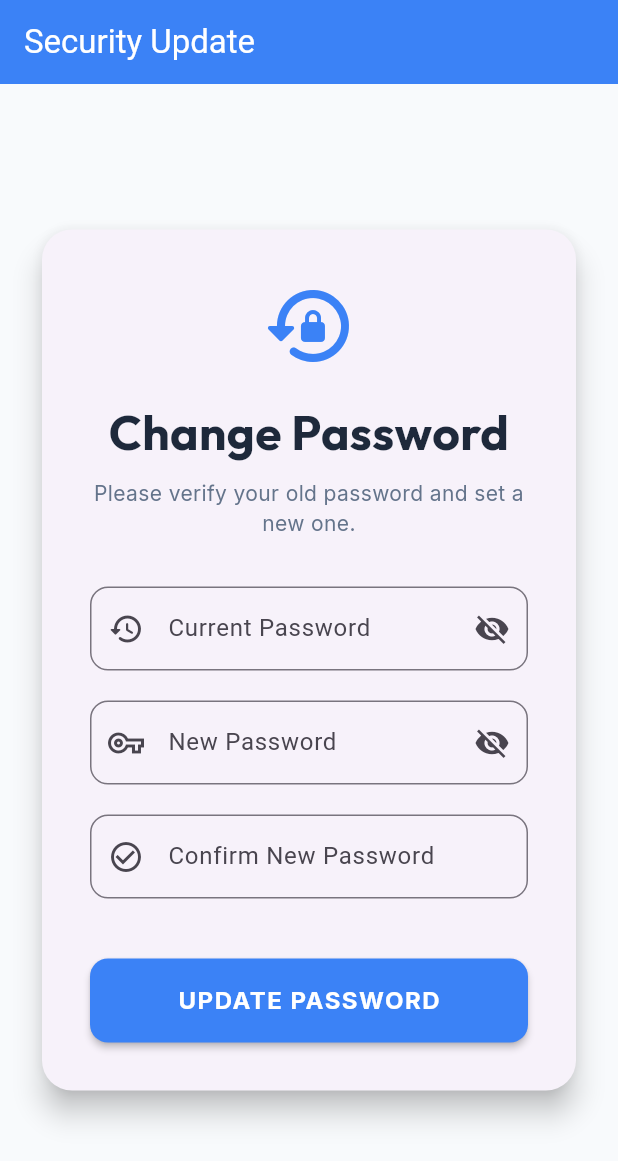
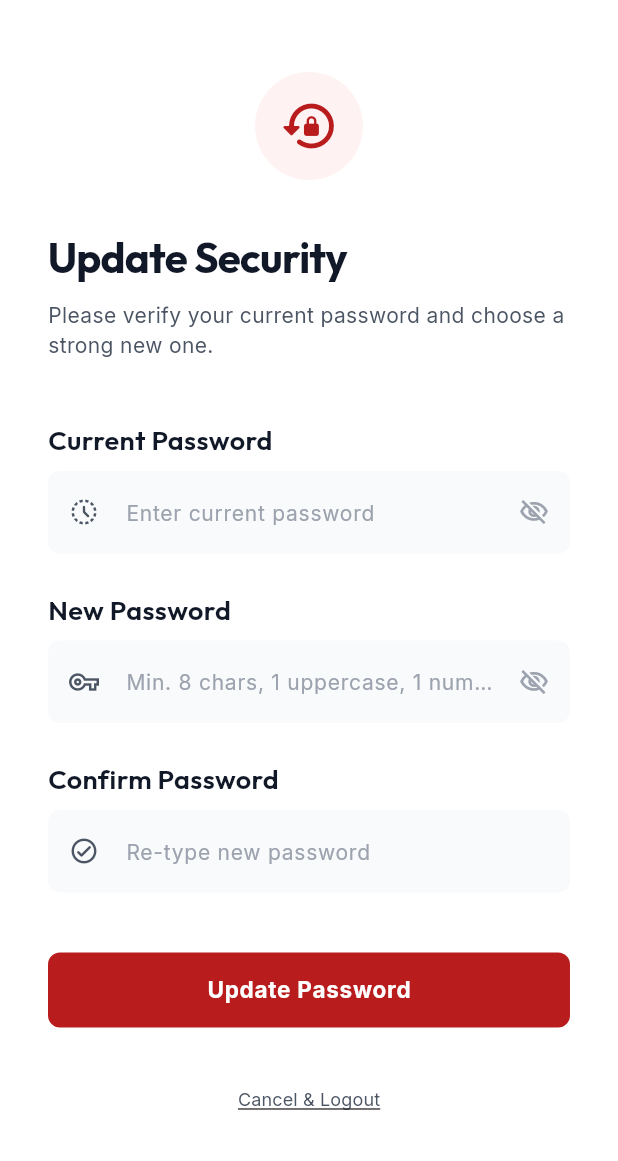
Before and after one commit to credlawn/mebikeapp, a Flutter app: the ChangePasswordScreen screen opened directly, on a phone screen of 412 x 824 dp. Shown: the top 1161 px of the screen. Run offline on Flutter 3.47's test engine with Material 3 defaults, Android fonts, the phone set to English and light mode, and no system bars; our stand-ins replace google_fonts, local_auth, pinput, pocketbase, shared_preferences; missing offline and left inert: local_auth_android; accounts and stored records are empty.

Commit message:
V1.1.6 Theme Updated

```diff
--- a/billing/lib/screens/auth/change_password_screen.dart
+++ b/billing/lib/screens/auth/change_password_screen.dart
@@ -4,7 +4,6 @@ import '../../theme/app_snackbars.dart';
 import '../../theme/colors.dart';
 import '../../theme/buttons.dart';
 import '../../theme/typography.dart';
-import '../../main.dart';
 import '../../login_screen.dart';
 
 class ChangePasswordScreen extends StatefulWidget {
@@ -52,23 +51,18 @@ class _ChangePasswordScreenState extends State<ChangePasswordScreen> {
       });
 
       if (mounted) {
-        AppSnackBars.showSuccess(context, 'Password changed! Please login with your new password.');
-
-        // Clear session and go back to Login
+        AppSnackBars.showSuccess(context, 'Password updated successfully');
         PbService().logout();
-
-        if (mounted) {
-          Navigator.of(context).pushAndRemoveUntil(
-            MaterialPageRoute(builder: (_) => LoginScreen()),
-            (route) => false,
-          );
-        }
+        Navigator.of(context).pushAndRemoveUntil(
+          MaterialPageRoute(builder: (_) => const LoginScreen()),
+          (route) => false,
+        );
       }
     } catch (e) {
       if (mounted) {
-        String errorMessage = e.toString();
-        if (errorMessage.contains('400')) {
-          errorMessage = 'Invalid old password or validation failed.';
+        String errorMessage = 'Failed to update password. Check old password.';
+        if (e.toString().contains('400')) {
+          errorMessage = 'Invalid current password or validation error.';
         }
         AppSnackBars.showError(context, errorMessage);
       }
@@ -80,83 +74,129 @@ class _ChangePasswordScreenState extends State<ChangePasswordScreen> {
   @override
   Widget build(BuildContext context) {
     return Scaffold(
-      backgroundColor: AppColors.background,
-      appBar: AppBar(
-        title: const Text('Security Update'),
-        backgroundColor: AppColors.primary,
-        foregroundColor: Colors.white,
-      ),
-      body: Center(
+      backgroundColor: Colors.white,
+      body: SafeArea(
         child: SingleChildScrollView(
-          padding: const EdgeInsets.all(24.0),
-          child: Card(
-            elevation: 8,
-            shape: RoundedRectangleBorder(borderRadius: BorderRadius.circular(20)),
-            child: Padding(
-              padding: const EdgeInsets.all(32.0),
+          padding: const EdgeInsets.symmetric(horizontal: 32.0, vertical: 48.0),
+          child: Center(
+            child: ConstrainedBox(
+              constraints: const BoxConstraints(maxWidth: 400),
               child: Form(
                 key: _formKey,
                 child: Column(
-                  mainAxisSize: MainAxisSize.min,
+                  crossAxisAlignment: CrossAxisAlignment.start,
                   children: [
-                    const Icon(Icons.lock_reset_rounded, size: 64, color: AppColors.primary),
-                    const SizedBox(height: 16),
-                    Text('Change Password', style: AppTypography.h1, textAlign: TextAlign.center),
-                    const SizedBox(height: 8),
-                    Text('Please verify your old password and set a new one.', style: AppTypography.bodyMedium, textAlign: TextAlign.center),
+                    // Logo/Icon
+                    Center(
+                      child: Container(
+                        padding: const EdgeInsets.all(16),
+                        decoration: BoxDecoration(
+                          color: AppColors.primaryLight,
+                          shape: BoxShape.circle,
+                        ),
+                        child: const Icon(
+                          Icons.lock_reset_rounded,
+                          size: 40,
+                          color: AppColors.primary,
+                        ),
+                      ),
+                    ),
                     const SizedBox(height: 32),
 
-                    // Old Password Field
+                    Text('Update Security', style: AppTypography.h1),
+                    const SizedBox(height: 8),
+                    Text(
+                      'Please verify your current password and choose a strong new one.',
+                      style: AppTypography.bodyMedium,
+                    ),
+                    const SizedBox(height: 40),
+
+                    // Old Password
+                    Text('Current Password', style: AppTypography.h3),
+                    const SizedBox(height: 8),
                     TextFormField(
                       controller: _oldPasswordController,
                       obscureText: _obscureOldPassword,
-                      decoration: InputDecoration(
-                        labelText: 'Current Password',
-                        prefixIcon: const Icon(Icons.history_rounded),
-                        border: OutlineInputBorder(borderRadius: BorderRadius.circular(12)),
+                      style: AppTypography.input,
+                      decoration: _buildInputDecoration(
+                        hint: 'Enter current password',
+                        icon: Icons.history_toggle_off_rounded,
                         suffixIcon: IconButton(
-                          icon: Icon(_obscureOldPassword ? Icons.visibility_off : Icons.visibility),
+                          icon: Icon(
+                            _obscureOldPassword ? Icons.visibility_off_outlined : Icons.visibility_outlined,
+                            size: 20,
+                            color: AppColors.textMuted,
+                          ),
                           onPressed: () => setState(() => _obscureOldPassword = !_obscureOldPassword),
                         ),
                       ),
-                      validator: (value) => value == null || value.isEmpty ? 'Enter current password' : null,
+                      validator: (v) => v!.isEmpty ? 'Current password is required' : null,
                     ),
-                    const SizedBox(height: 20),
+                    const SizedBox(height: 24),
 
-                    // New Password Field
+                    // New Password
+                    Text('New Password', style: AppTypography.h3),
+                    const SizedBox(height: 8),
                     TextFormField(
                       controller: _passwordController,
                       obscureText: _obscureNewPassword,
-                      decoration: InputDecoration(
-                        labelText: 'New Password',
-                        prefixIcon: const Icon(Icons.vpn_key_outlined),
-                        border: OutlineInputBorder(borderRadius: BorderRadius.circular(12)),
+                      style: AppTypography.input,
+                      decoration: _buildInputDecoration(
+                        hint: 'Min. 8 chars, 1 uppercase, 1 number',
+                        icon: Icons.vpn_key_outlined,
                         suffixIcon: IconButton(
-                          icon: Icon(_obscureNewPassword ? Icons.visibility_off : Icons.visibility),
+                          icon: Icon(
+                            _obscureNewPassword ? Icons.visibility_off_outlined : Icons.visibility_outlined,
+                            size: 20,
+                            color: AppColors.textMuted,
+                          ),
                           onPressed: () => setState(() => _obscureNewPassword = !_obscureNewPassword),
                         ),
                       ),
                       validator: _validatePassword,
                     ),
-                    const SizedBox(height: 20),
+                    const SizedBox(height: 24),
 
-                    // Confirm Password Field
+                    // Confirm Password
+                    Text('Confirm Password', style: AppTypography.h3),
+                    const SizedBox(height: 8),
                     TextFormField(
                       controller: _confirmPasswordController,
                       obscureText: _obscureNewPassword,
-                      decoration: InputDecoration(
-                        labelText: 'Confirm New Password',
-                        prefixIcon: const Icon(Icons.check_circle_outline),
-                        border: OutlineInputBorder(borderRadius: BorderRadius.circular(12)),
+                      style: AppTypography.input,
+                      decoration: _buildInputDecoration(
+                        hint: 'Re-type new password',
+                        icon: Icons.check_circle_outline_rounded,
                       ),
-                      validator: (value) => value == null || value.isEmpty ? 'Confirm your new password' : null,
+                      validator: (v) => v!.isEmpty ? 'Confirmation is required' : null,
                     ),
                     const SizedBox(height: 40),
 
+                    // Update Button
                     AppButtons.primary(
-                      text: 'UPDATE PASSWORD',
+                      text: 'Update Password',
                       onPressed: _handleChangePassword,
                       isLoading: _isLoading,
+                    ),
+
+                    const SizedBox(height: 24),
+                    TextButton(
+                      onPressed: () {
+                        PbService().logout();
+                        Navigator.of(context).pushAndRemoveUntil(
+                          MaterialPageRoute(builder: (_) => const LoginScreen()),
+                          (route) => false,
+                        );
+                      },
+                      child: Center(
+                        child: Text(
+                          'Cancel & Logout',
+                          style: AppTypography.bodySmall.copyWith(
+                            color: AppColors.textSecondary,
+                            decoration: TextDecoration.underline,
+                          ),
+                        ),
+                      ),
                     ),
                   ],
                 ),
@@ -167,4 +207,34 @@ class _ChangePasswordScreenState extends State<ChangePasswordScreen> {
       ),
     );
   }
+
+  InputDecoration _buildInputDecoration({required String hint, required IconData icon, Widget? suffixIcon}) {
+    return InputDecoration(
+      hintText: hint,
+      hintStyle: AppTypography.bodyMedium.copyWith(color: AppColors.textMuted),
+      prefixIcon: Icon(icon, size: 20, color: AppColors.textSecondary),
+      suffixIcon: suffixIcon,
+      filled: true,
+      fillColor: AppColors.background,
+      contentPadding: const EdgeInsets.symmetric(horizontal: 16, vertical: 16),
+      border: OutlineInputBorder(borderRadius: BorderRadius.circular(8), borderSide: BorderSide.none),
+      enabledBorder: OutlineInputBorder(borderRadius: BorderRadius.circular(8), borderSide: BorderSide.none),
+      focusedBorder: OutlineInputBorder(
+        borderRadius: BorderRadius.circular(8),
+        borderSide: const BorderSide(color: AppColors.primary, width: 1),
+      ),
+      errorBorder: OutlineInputBorder(
+        borderRadius: BorderRadius.circular(8),
+        borderSide: const BorderSide(color: AppColors.error, width: 1),
+      ),
+    );
+  }
+
+  @override
+  void dispose() {
+    _oldPasswordController.dispose();
+    _passwordController.dispose();
+    _confirmPasswordController.dispose();
+    super.dispose();
+  }
 }
--- a/billing/lib/theme/buttons.dart
+++ b/billing/lib/theme/buttons.dart
@@ -8,7 +8,7 @@ class AppButtons {
     required VoidCallback? onPressed,
     bool isLoading = false,
     double? width,
-    double height = 56,
+    double height = 50, // More compact
   }) {
     return SizedBox(
       width: width ?? double.infinity,
@@ -18,19 +18,19 @@ class AppButtons {
         style: ElevatedButton.styleFrom(
           backgroundColor: AppColors.primary,
           foregroundColor: Colors.white,
-          elevation: 2,
+          elevation: 0, // Flat design for professional look
           shape: RoundedRectangleBorder(
-            borderRadius: BorderRadius.circular(12),
+            borderRadius: BorderRadius.circular(8),
           ),
-          disabledBackgroundColor: AppColors.primary.withOpacity(0.6),
+          disabledBackgroundColor: AppColors.primary.withOpacity(0.5),
         ),
         child: isLoading
             ? const SizedBox(
-                height: 24,
-                width: 24,
+                height: 20,
+                width: 20,
                 child: CircularProgressIndicator(
                   color: Colors.white,
-                  strokeWidth: 3,
+                  strokeWidth: 2,
                 ),
               )
             : Text(
@@ -45,7 +45,7 @@ class AppButtons {
     required String text,
     required VoidCallback onPressed,
     double? width,
-    double height = 56,
+    double height = 50,
   }) {
     return SizedBox(
       width: width ?? double.infinity,
@@ -54,9 +54,9 @@ class AppButtons {
         onPressed: onPressed,
         style: OutlinedButton.styleFrom(
           foregroundColor: AppColors.primary,
-          side: const BorderSide(color: AppColors.primary, width: 2),
+          side: const BorderSide(color: AppColors.primary, width: 1.5),
           shape: RoundedRectangleBorder(
-            borderRadius: BorderRadius.circular(12),
+            borderRadius: BorderRadius.circular(8),
           ),
         ),
         child: Text(
--- a/billing/lib/theme/colors.dart
+++ b/billing/lib/theme/colors.dart
@@ -1,24 +1,28 @@
 import 'package:flutter/material.dart';
 
 class AppColors {
-  // Primary Palette
-  static const Color primary = Color(0xFF3B82F6); // Blue
-  static const Color primaryDark = Color(0xFF1E3A8A);
+  // Primary Palette (Deep Premium Red - Less "Sharp", More Solid)
+  static const Color primary = Color(0xFFB91C1C); // Deep Tech Red
+  static const Color primaryDark = Color(0xFF991B1B);
+  static const Color primaryLight = Color(0xFFFEF2F2);
 
   // Status Colors
-  static const Color success = Color(0xFF10B981); // Emerald
-  static const Color error = Color(0xFFF43F5E);   // Rose
-  static const Color warning = Color(0xFFF59E0B); // Amber
+  static const Color success = Color(0xFF059669);
+  static const Color error = Color(0xFFDC2626);
+  static const Color warning = Color(0xFFD97706);
 
   // Neutral Colors
-  static const Color background = Color(0xFFF8FAFC);
+  static const Color background = Color(0xFFF9FAFB);
   static const Color surface = Colors.white;
-  static const Color textPrimary = Color(0xFF1E293B);
-  static const Color textSecondary = Color(0xFF64748B);
+  static const Color border = Color(0xFFE5E7EB);
+
+  static const Color textPrimary = Color(0xFF111827); // Deep Slate
+  static const Color textSecondary = Color(0xFF4B5563);
+  static const Color textMuted = Color(0xFF9CA3AF);
 
   // Gradient Colors
   static const List<Color> primaryGradient = [
-    Color(0xFF1E3A8A),
-    Color(0xFF3B82F6),
+    Color(0xFFB91C1C),
+    Color(0xFF991B1B),
   ];
 }
--- a/billing/lib/theme/typography.dart
+++ b/billing/lib/theme/typography.dart
@@ -3,21 +3,31 @@ import 'package:google_fonts/google_fonts.dart';
 import 'colors.dart';
 
 class AppTypography {
+  // Headings (Outfit for a modern, tech feel)
   static TextStyle get h1 => GoogleFonts.outfit(
-        fontSize: 32,
+        fontSize: 28,
         fontWeight: FontWeight.bold,
+        color: AppColors.textPrimary,
+        letterSpacing: -0.5,
+      );
+
+  static TextStyle get h2 => GoogleFonts.outfit(
+        fontSize: 22,
+        fontWeight: FontWeight.w700,
+        color: AppColors.textPrimary,
+        letterSpacing: -0.5,
+      );
+
+  static TextStyle get h3 => GoogleFonts.outfit(
+        fontSize: 18,
+        fontWeight: FontWeight.w600,
         color: AppColors.textPrimary,
       );
 
-  static TextStyle get h2 => GoogleFonts.outfit(
-        fontSize: 24,
-        fontWeight: FontWeight.w700,
-        color: AppColors.textPrimary,
-      );
-
+  // Body (Inter for readability)
   static TextStyle get bodyLarge => GoogleFonts.inter(
         fontSize: 16,
-        fontWeight: FontWeight.w600,
+        fontWeight: FontWeight.w500,
         color: AppColors.textPrimary,
       );
 
@@ -27,14 +37,27 @@ class AppTypography {
         color: AppColors.textSecondary,
       );
 
+  static TextStyle get bodySmall => GoogleFonts.inter(
+        fontSize: 12,
+        fontWeight: FontWeight.normal,
+        color: AppColors.textSecondary,
+      );
+
+  // Components
   static TextStyle get button => GoogleFonts.inter(
-        fontSize: 16,
+        fontSize: 15,
         fontWeight: FontWeight.bold,
-        letterSpacing: 1,
+        letterSpacing: 0.5,
+      );
+
+  static TextStyle get input => GoogleFonts.inter(
+        fontSize: 15,
+        fontWeight: FontWeight.normal,
+        color: AppColors.textPrimary,
       );
 
   static TextStyle get snackBar => GoogleFonts.inter(
-        fontSize: 16,
+        fontSize: 14,
         fontWeight: FontWeight.w600,
         color: Colors.white,
       );
```
Also changed, not shown: billing/lib/login_screen.dart (+111 -84 lines), billing/lib/theme/app_snackbars.dart (+8 -8 lines).
